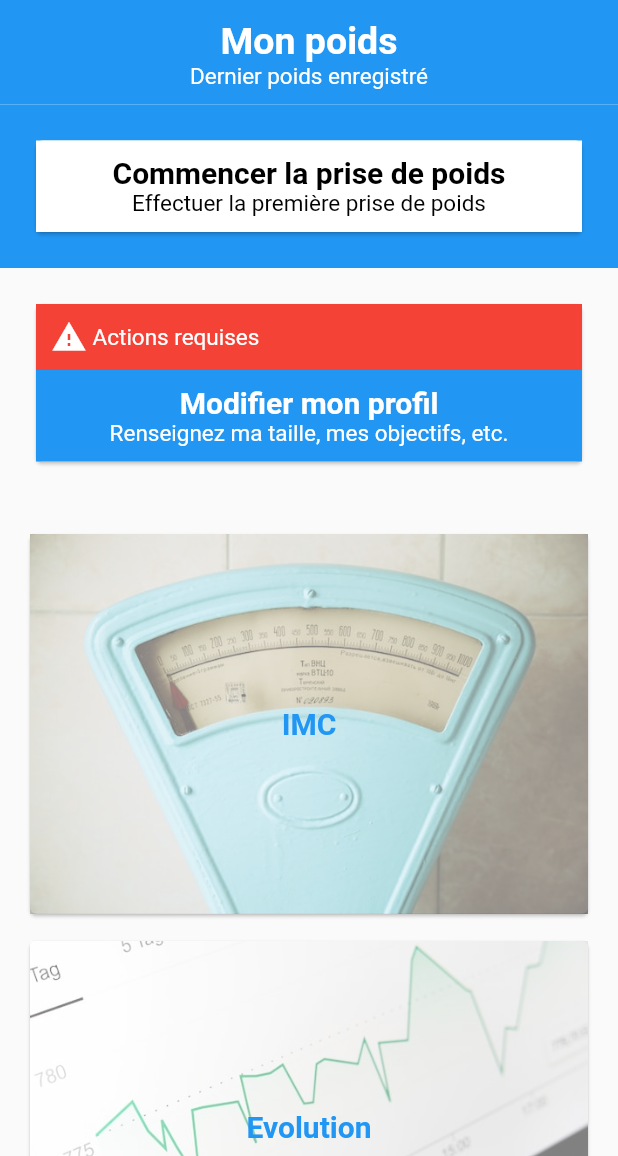
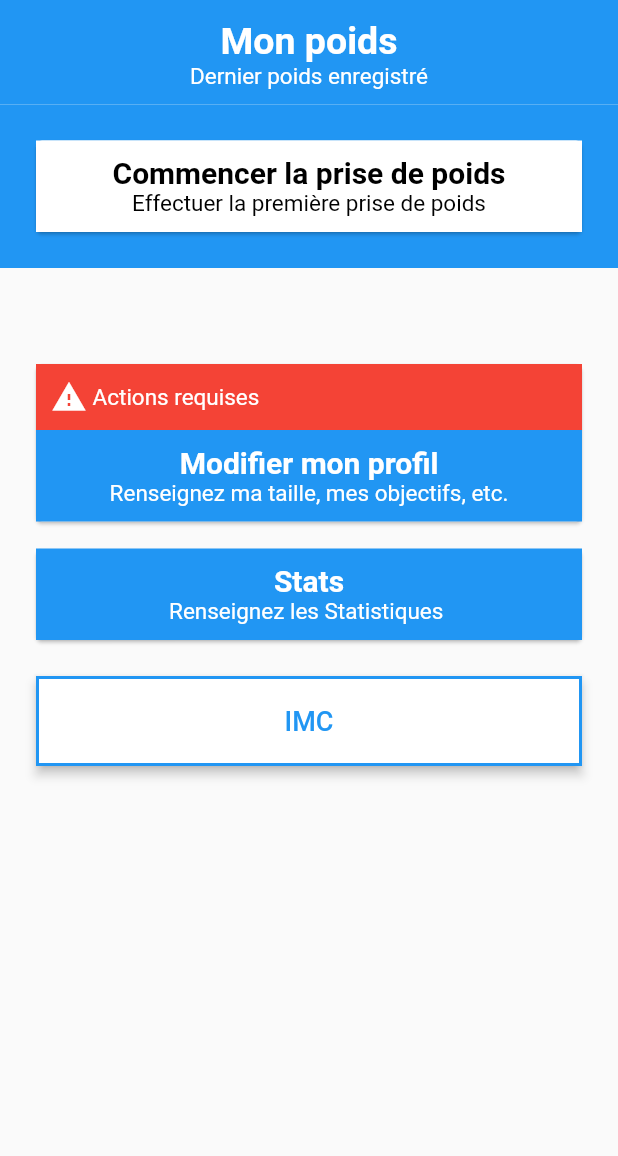
Before and after one commit to BalanceTonPoids/flutter, a Flutter app: the Home screen opened directly, on a phone screen of 412 x 824 dp, the part 80-1236 px from its top. Run offline on Flutter 3.47's test engine with Material 2 defaults, Android fonts, the light colour scheme and no system bars; our stand-ins replace adaptive_theme, fl_chart, flutter_phoenix, flutter_secure_storage, flutter_spinkit, persistent_bottom_nav_bar and 1 more; accounts and stored records are empty; network calls fail.

Commit message:
page home modification de btn remplacé par btn avec image et enlevé les btn objectif

```diff
--- a/lib/pages/home.dart
+++ b/lib/pages/home.dart
@@ -1,16 +1,12 @@
 import 'package:balancetonpoids/pages/imc.dart';
-import 'dart:convert';
-
-import 'package:balancetonpoids/models/scale_data.dart';
-import 'package:balancetonpoids/pages/edit_profile.dart';
-import 'package:balancetonpoids/pages/profile.dart';
+import 'package:balancetonpoids/pages/stats.dart';
 import 'package:balancetonpoids/pages/weight.dart';
 import 'package:balancetonpoids/services/api_client.dart';
 import 'package:flutter/material.dart';
 import 'package:http/http.dart' as http;
 import 'package:shared_preferences/shared_preferences.dart';
-import '../models/user.dart';
 import '../utils/widgets.dart';
+import 'edit_profile.dart';
 
 class Home extends StatefulWidget {
   const Home({Key? key}) : super(key: key);
@@ -66,7 +62,9 @@ class _HomeState extends State<Home> {
           ),
         ),
         Container(
-          padding: const EdgeInsets.all(20),
+          padding: const EdgeInsets.only(
+              top: 60, bottom: 10, left: 20, right: 20),
+
           child: buttonCard(
               "Modifier mon profil",
               "Renseignez ma taille, mes objectifs, etc.",
@@ -75,19 +73,50 @@ class _HomeState extends State<Home> {
               context,
               const EditProfilePage(), false),
         ),
-        Padding(
-          padding:
-              const EdgeInsets.only(top: 20, bottom: 20, left: 10, right: 10),
-          child: Wrap(
-            spacing: 10,
-            runSpacing: 10,
-            children: [
-              squareButton("IMC", "assets/imc.jpg", context, IMCPage(), false),
-              squareButton("Evolution", "assets/evolution.jpg", context, null, false),
-              squareButton("Objectifs", "assets/objectifs.jpg", context, null, false),
-            ],
+        Container(
+          padding: const EdgeInsets.only(
+              top: 0, bottom: 20, left: 20, right: 20),
+
+          child: buttonCard(
+              "Stats",
+              "Renseignez les Statistiques ",
+              Colors.blue,
+              false,
+              context,
+              const Stats(), false),
+        ),
+        Container(
+          padding: const EdgeInsets.only(
+              top: 0, bottom: 10, left: 24, right: 24),
+          child: ElevatedButton(
+            onPressed: () {
+              Navigator.push(
+                context,
+                MaterialPageRoute(builder: (context) =>  IMCPage()),
+              );
+            },
+            style: ElevatedButton.styleFrom(
+              minimumSize: const Size(double.infinity, 60),
+              shape: const RoundedRectangleBorder(
+
+                side: BorderSide(
+                  color: Colors.blue,
+                  width: 2,
+                ),
+              ),
+              primary: Colors.white,
+              onPrimary: Colors.blue,
+              elevation: 3,
+            ),
+            child: const Text(
+              "IMC",
+              style: TextStyle(
+                color: Colors.blue,
+                fontSize: 18,
+              ),
+            ),
           ),
-        )
+        ),
       ]),
     );
   }
```
